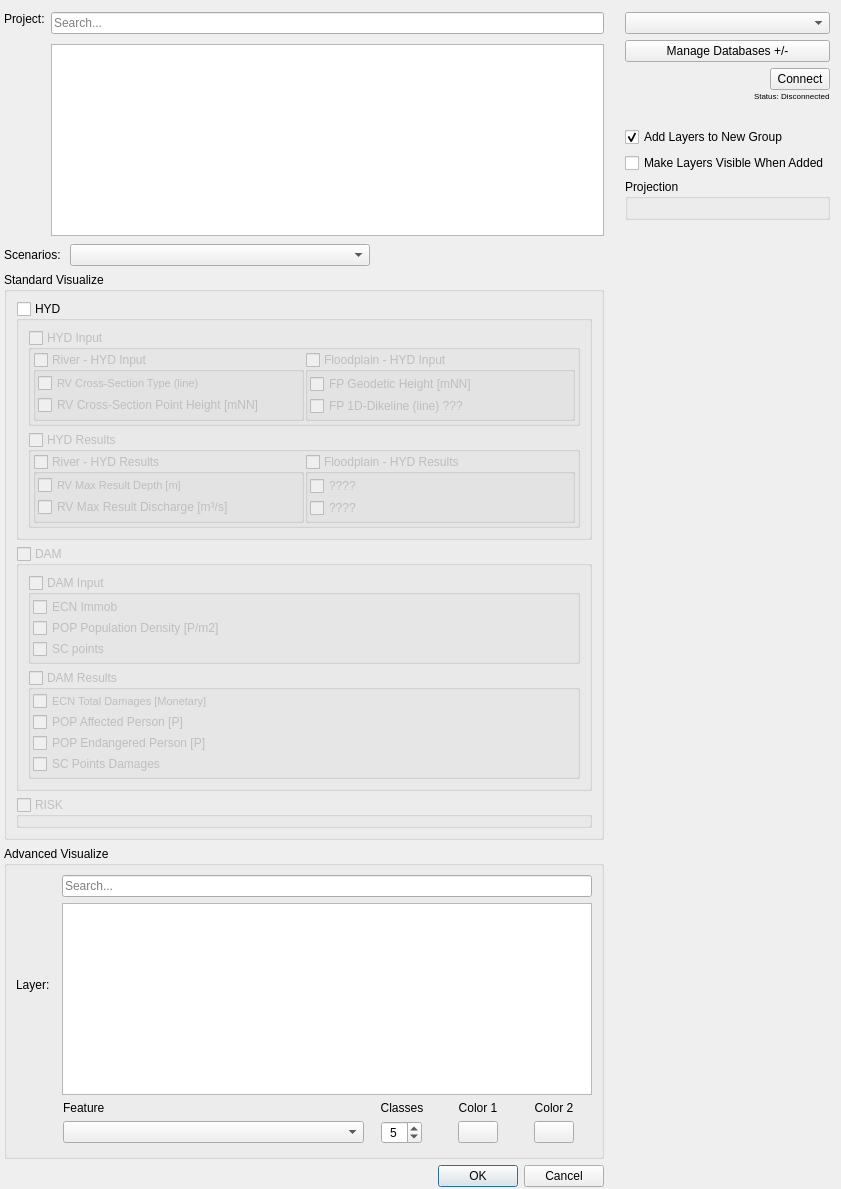
Before: the Qt Designer form ui/ui_quick_visualize.ui in dabachma/promaides_gis_tools, drawn with Qt 5.
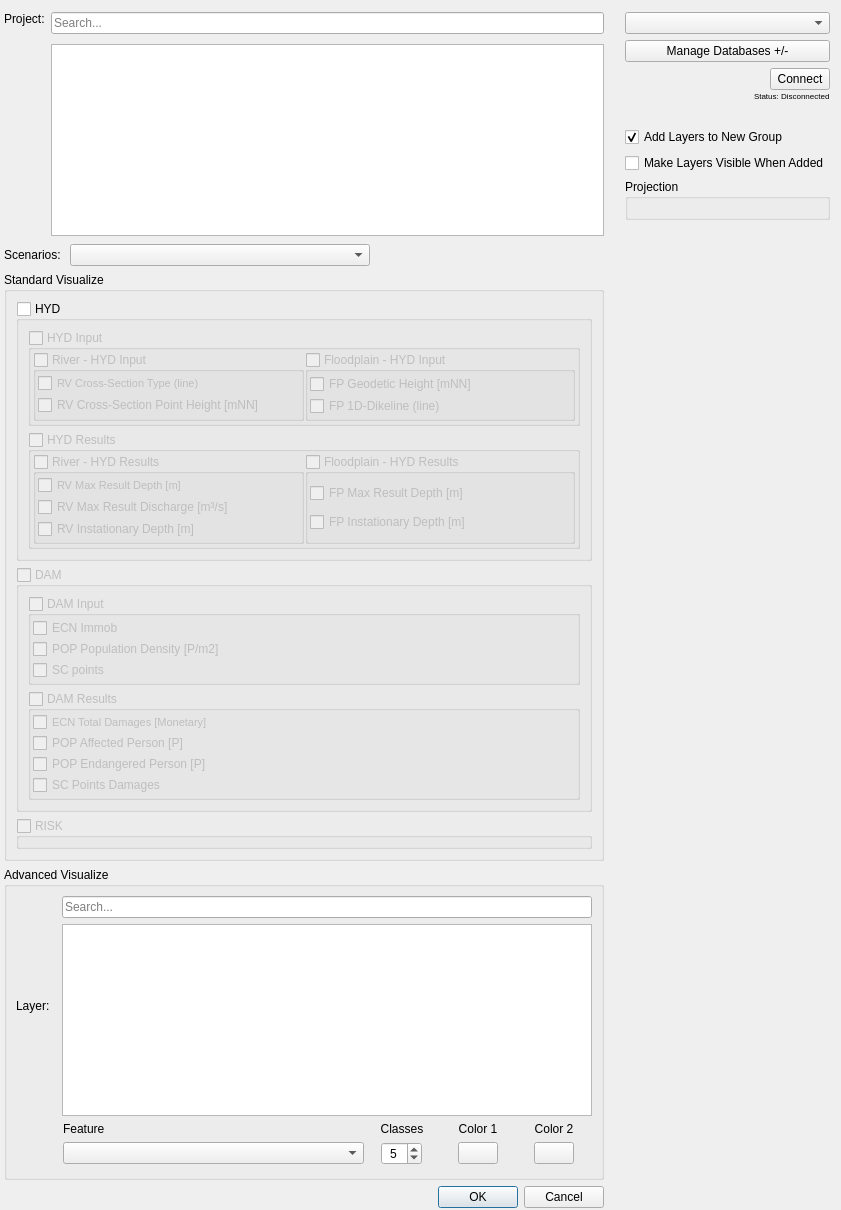
After: the same form once the commit is applied. Icons and pictures are not drawn. Custom widgets are drawn as their Qt base class.

Commit message: Quick Viz: Added more std layers

The edit to the form file:
```diff
--- a/ui/ui_quick_visualize.ui
+++ b/ui/ui_quick_visualize.ui
@@ -822,7 +822,7 @@
                  <item>
                   <widget class="QCheckBox" name="hyd_in_fd_2">
                    <property name="text">
-                    <string>FP 1D-Dikeline (line) ???</string>
+                    <string>FP 1D-Dikeline (line)</string>
                    </property>
                    <property name="tristate">
                     <bool>false</bool>
@@ -932,6 +932,13 @@
                    </property>
                   </widget>
                  </item>
+                 <item>
+                  <widget class="QCheckBox" name="hyd_re_rv_3">
+                   <property name="text">
+                    <string>RV Instationary Depth [m]</string>
+                   </property>
+                  </widget>
+                 </item>
                 </layout>
                </widget>
               </item>
@@ -971,7 +978,7 @@
                     <bool>false</bool>
                    </property>
                    <property name="text">
-                    <string>????</string>
+                    <string>FP Max Result Depth [m]</string>
                    </property>
                    <property name="tristate">
                     <bool>false</bool>
@@ -984,7 +991,7 @@
                     <bool>false</bool>
                    </property>
                    <property name="text">
-                    <string>????</string>
+                    <string>FP Instationary Depth [m]</string>
                    </property>
                    <property name="tristate">
                     <bool>false</bool>
```
The commit also changes 1 other file.
